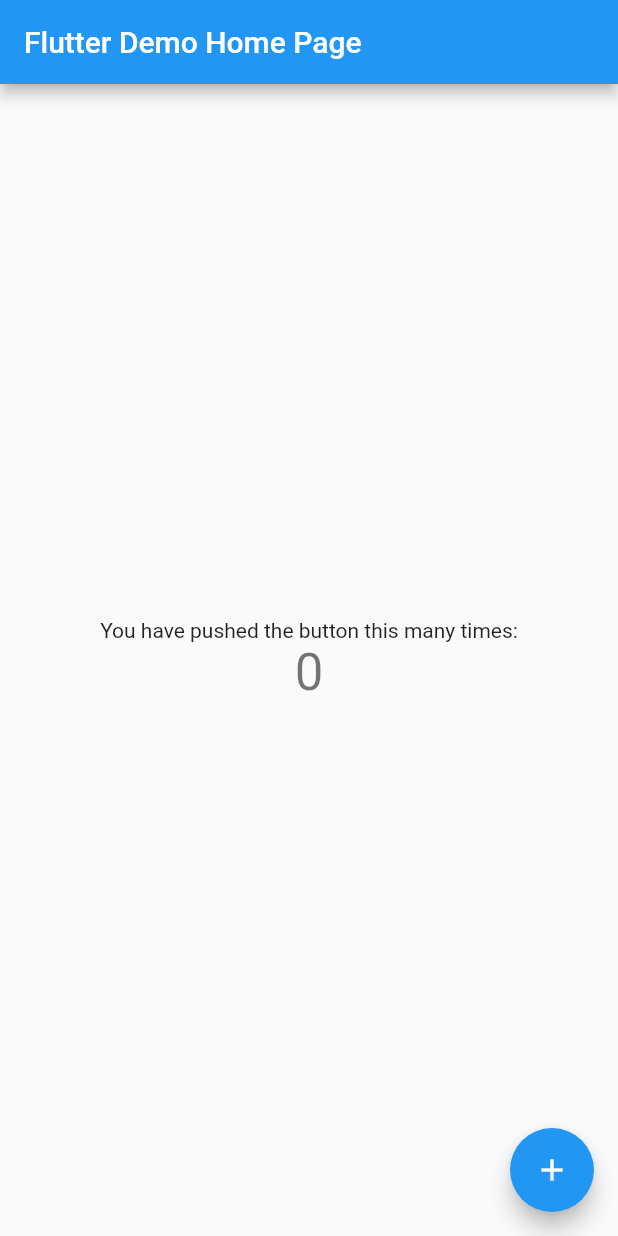
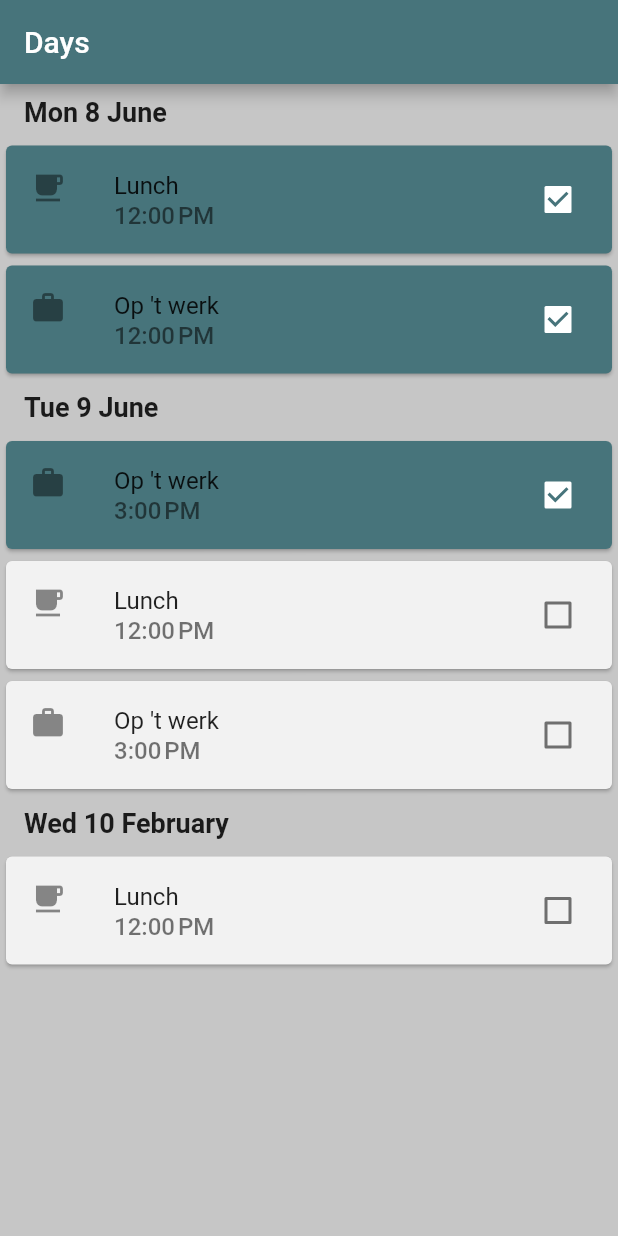
Before and after one commit to HibiZA/wolfpack_assessment, a Flutter app: the screen it shows after launch, on a phone screen of 412 x 824 dp. Run offline on Flutter 3.47's test engine with Material 2 defaults, Android fonts, the phone set to English and light mode, and no system bars; drawn by our look-alikes of grouped_list.

Commit message:
Part 1 Complete

```diff
--- a/lib/main.dart
+++ b/lib/main.dart
@@ -1,4 +1,10 @@
 import 'package:flutter/material.dart';
+import 'package:grouped_list/grouped_list.dart';
+import 'package:intl/intl.dart';
+import 'package:wolfpack_assessment/models/global.dart';
+
+import 'models/data.dart';
+import 'templates/moment.dart';
 
 void main() {
   runApp(MyApp());
@@ -21,6 +27,7 @@ class MyApp extends StatelessWidget {
         // Notice that the counter didn't reset back to zero; the application
         // is not restarted.
         primarySwatch: Colors.blue,
+        scaffoldBackgroundColor: globalGrey,
       ),
       home: MyHomePage(title: 'Flutter Demo Home Page'),
     );
@@ -46,68 +53,46 @@ class MyHomePage extends StatefulWidget {
 }
 
 class _MyHomePageState extends State<MyHomePage> {
-  int _counter = 0;
-
-  void _incrementCounter() {
-    setState(() {
-      // This call to setState tells the Flutter framework that something has
-      // changed in this State, which causes it to rerun the build method below
-      // so that the display can reflect the updated values. If we changed
-      // _counter without calling setState(), then the build method would not be
-      // called again, and so nothing would appear to happen.
-      _counter++;
-    });
-  }
-
-  @override
   Widget build(BuildContext context) {
-    // This method is rerun every time setState is called, for instance as done
-    // by the _incrementCounter method above.
-    //
-    // The Flutter framework has been optimized to make rerunning build methods
-    // fast, so that you can just rebuild anything that needs updating rather
-    // than having to individually change instances of widgets.
-    return Scaffold(
-      appBar: AppBar(
-        // Here we take the value from the MyHomePage object that was created by
-        // the App.build method, and use it to set our appbar title.
-        title: Text(widget.title),
-      ),
-      body: Center(
-        // Center is a layout widget. It takes a single child and positions it
-        // in the middle of the parent.
-        child: Column(
-          // Column is also a layout widget. It takes a list of children and
-          // arranges them vertically. By default, it sizes itself to fit its
-          // children horizontally, and tries to be as tall as its parent.
-          //
-          // Invoke "debug painting" (press "p" in the console, choose the
-          // "Toggle Debug Paint" action from the Flutter Inspector in Android
-          // Studio, or the "Toggle Debug Paint" command in Visual Studio Code)
-          // to see the wireframe for each widget.
-          //
-          // Column has various properties to control how it sizes itself and
-          // how it positions its children. Here we use mainAxisAlignment to
-          // center the children vertically; the main axis here is the vertical
-          // axis because Columns are vertical (the cross axis would be
-          // horizontal).
-          mainAxisAlignment: MainAxisAlignment.center,
-          children: <Widget>[
-            Text(
-              'You have pushed the button this many times:',
+    return MaterialApp(
+      title: 'Days',
+      home: Scaffold(
+          appBar: AppBar(
+            backgroundColor: globalGreen,
+            title: Text("Days"),
+          ),
+          body: GroupedListView<dynamic, DateTime>(
+            elements: moments,
+            groupBy: (moments) {
+              return moments.date;
+            },
+            groupSeparatorBuilder: (DateTime date) => MomentGroupSeparator(
+              date: date,
             ),
-            Text(
-              '$_counter',
-              style: Theme.of(context).textTheme.headline4,
+            order: GroupedListOrder.ASC,
+            itemBuilder: (context, dynamic moments) => Card(
+              color: moments.complete == true ? globalGreen : globalLightGrey,
+              child: CheckboxListTile(
+                secondary: Icon(moments.name == "Lunch"
+                    ? Icons.free_breakfast
+                    : Icons.work),
+                title: Text(moments.name),
+                subtitle: Text(
+                  "${DateFormat('jm').format(moments.time)}",
+                  style: TextStyle(fontWeight: FontWeight.w500, fontSize: 16),
+                ),
+                checkColor: globalGreen,
+                activeColor: Colors.white,
+                value: moments.complete,
+                onChanged: (bool newValue) => {
+                  setState(() {
+                    moments.complete = newValue;
+                  })
+                },
+              ),
             ),
-          ],
-        ),
-      ),
-      floatingActionButton: FloatingActionButton(
-        onPressed: _incrementCounter,
-        tooltip: 'Increment',
-        child: Icon(Icons.add),
-      ), // This trailing comma makes auto-formatting nicer for build methods.
+          ),
+          backgroundColor: globalGrey),
     );
   }
 }
--- /dev/null
+++ b/lib/models/data.dart
@@ -0,0 +1,25 @@
+class Moments {
+  final DateTime date;
+  final DateTime time;
+  final String name;
+  bool complete;
+
+  set completeVariables(completeVariable) {
+    return complete = completeVariable;
+  }
+
+  Moments(this.name, this.time, this.date, this.complete);
+}
+
+final List<Moments> moments = [
+  Moments("Lunch", DateTime.utc(0, 0, 0, 12), DateTime.utc(2020, 6, 8), true),
+  Moments(
+      "Op 't werk", DateTime.utc(0, 0, 0, 12), DateTime.utc(2020, 6, 8), true),
+  Moments(
+      "Op 't werk", DateTime.utc(0, 0, 0, 15), DateTime.utc(2020, 6, 9), true),
+  Moments("Lunch", DateTime.utc(0, 0, 0, 12), DateTime.utc(2020, 6, 9), false),
+  Moments(
+      "Op 't werk", DateTime.utc(0, 0, 0, 15), DateTime.utc(2020, 6, 9), false),
+  Moments(
+      "Lunch", DateTime.utc(0, 0, 0, 12), DateTime.utc(2020, 14, 10), false),
+];
--- /dev/null
+++ b/lib/templates/moment.dart
@@ -0,0 +1,38 @@
+import 'package:flutter/material.dart';
+import 'package:grouped_list/grouped_list.dart';
+import 'package:intl/intl.dart';
+
+class Moment extends StatefulWidget {
+  @override
+  _MomentState createState() => _MomentState();
+}
+
+class _MomentState extends State<Moment> {
+  @override
+  Widget build(BuildContext context) {
+    return Container();
+  }
+}
+
+class MomentGroupSeparator extends StatefulWidget {
+  final DateTime date;
+  MomentGroupSeparator({this.date});
+
+  @override
+  _MomentGroupSeparatorState createState() => _MomentGroupSeparatorState();
+}
+
+class _MomentGroupSeparatorState extends State<MomentGroupSeparator> {
+  @override
+  Widget build(BuildContext context) {
+    return Container(
+      child: Padding(
+        padding: EdgeInsets.only(left: 16, top: 8, bottom: 8),
+        child: Text(
+          "${DateFormat('E c MMMM').format(this.widget.date)}",
+          style: TextStyle(fontSize: 18, fontWeight: FontWeight.bold),
+        ),
+      ),
+    );
+  }
+}
--- a/pubspec.yaml
+++ b/pubspec.yaml
@@ -24,6 +24,8 @@ dependencies:
   flutter:
     sdk: flutter
   grouped_list: ^3.7.1
+  intl: ^0.16.0
+
 
 
   # The following adds the Cupertino Icons font to your application.
@@ -39,6 +41,7 @@ dev_dependencies:
 
 # The following section is specific to Flutter.
 flutter:
+
 
   # The following line ensures that the Material Icons font is
   # included with your application, so that you can use the icons in
```
Also changed, not shown: pubspec.lock.
